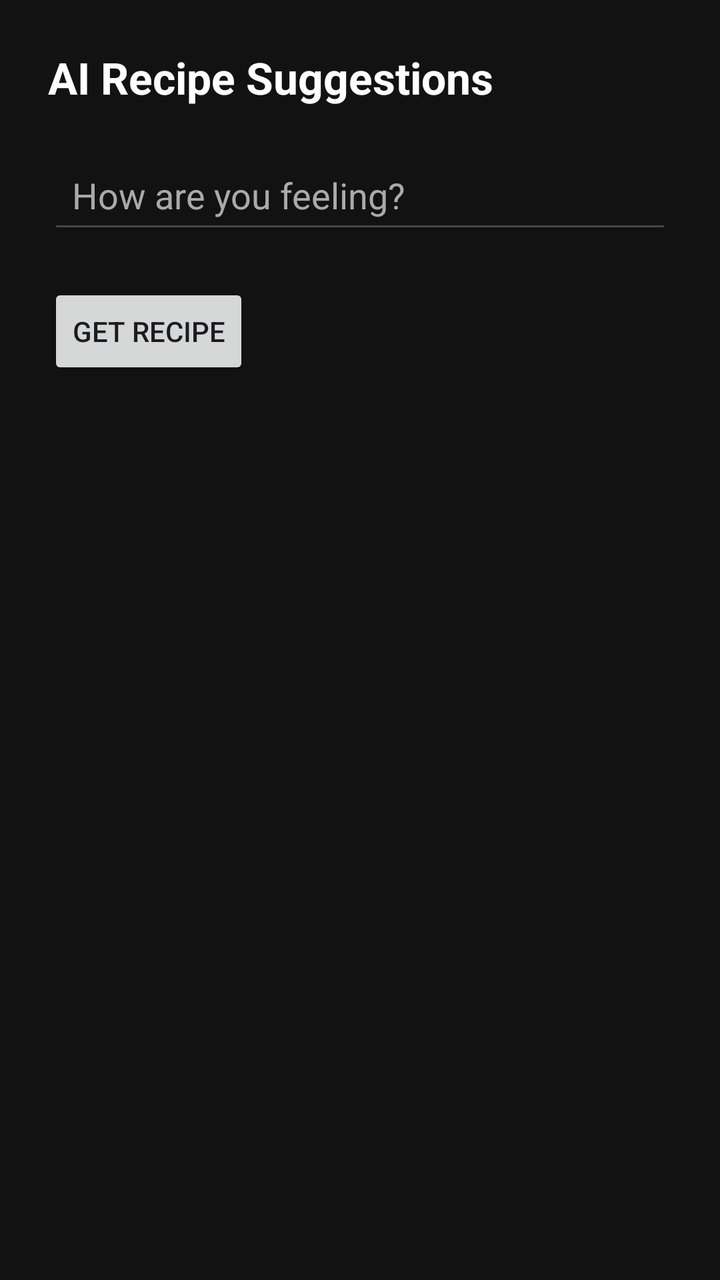
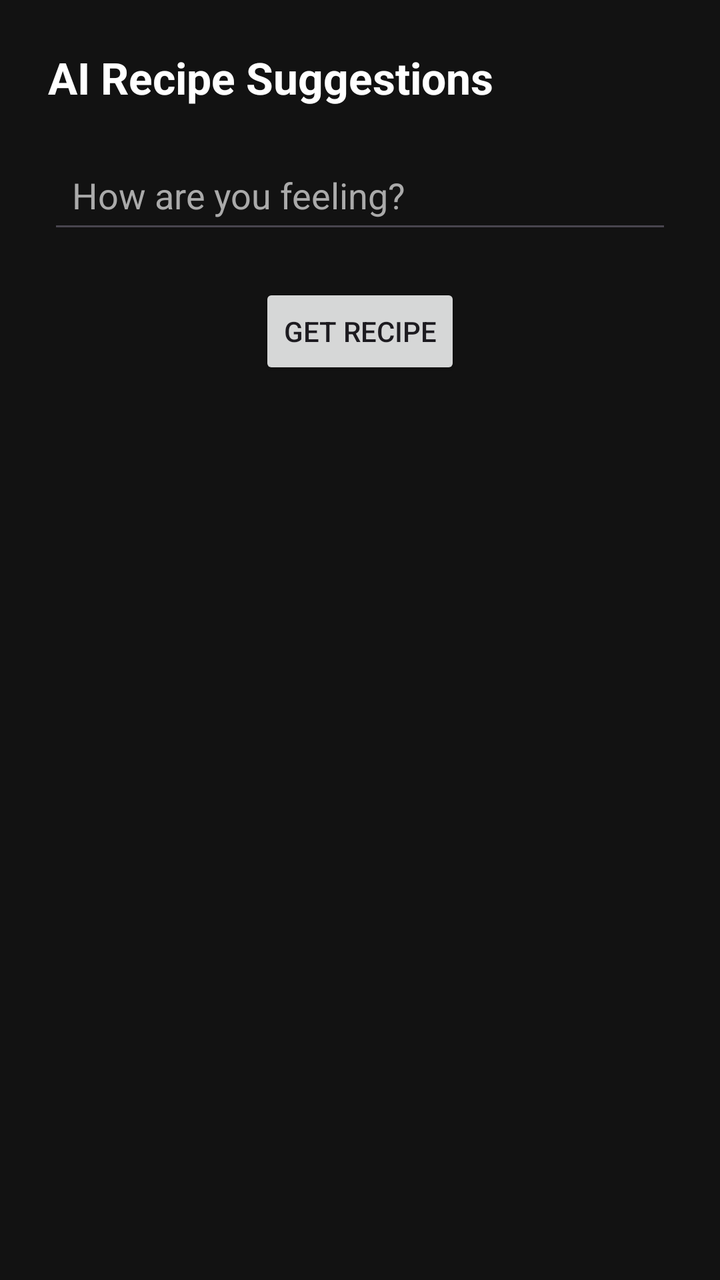

An Android layout rendered at two revisions. The XML below is the earlier revision; the diff shows what the commit changed to produce the second picture.
<!-- AndroidManifest.xml: application theme Theme.PantryPal -->
<!-- res/layout/activity_recipe_suggestion.xml -->
<?xml version="1.0" encoding="utf-8"?>
<LinearLayout xmlns:android="http://schemas.android.com/apk/res/android"
    android:orientation="vertical"
    android:padding="24dp"
    android:background="#121212"
    android:layout_width="match_parent"
    android:layout_height="match_parent">

    <TextView
        android:text="@string/ai_recipe_title"
        android:textSize="22sp"
        android:textColor="@android:color/white"
        android:textStyle="bold"
        android:layout_marginBottom="20dp"
        android:layout_width="wrap_content"
        android:layout_height="wrap_content"/>

    <EditText
        android:id="@+id/etMood"
        android:hint="@string/ai_recipe_hint"
        android:inputType="text"
        android:minHeight="48dp"
        android:padding="12dp"
        android:textColor="@android:color/white"
        android:textColorHint="#AAAAAA"
        android:layout_width="match_parent"
        android:layout_height="wrap_content"/>

    <Button
        android:id="@+id/btnGetRecipe"
        android:text="@string/ai_get_recipe"
        android:layout_marginTop="20dp"
        android:minHeight="48dp"
        android:layout_width="wrap_content"
        android:layout_height="wrap_content"/>

</LinearLayout>
<!-- resources referenced by this layout -->
<resources>
  <string name="ai_get_recipe">Get Recipe</string>
  <string name="ai_recipe_hint">How are you feeling?</string>
  <string name="ai_recipe_title">AI Recipe Suggestions</string>
  <style name="Theme.PantryPal" parent="Base.Theme.PantryPal" />
  <style name="Base.Theme.PantryPal" parent="Theme.Material3.DayNight.NoActionBar">
          
          
      </style>
</resources>

<!-- the commit's change to res/layout/activity_recipe_suggestion.xml (unified diff, before → after) -->
@@ -1,37 +1,117 @@
 <?xml version="1.0" encoding="utf-8"?>
-<LinearLayout xmlns:android="http://schemas.android.com/apk/res/android"
-    android:orientation="vertical"
-    android:padding="24dp"
-    android:background="#121212"
+<ScrollView xmlns:android="http://schemas.android.com/apk/res/android"
     android:layout_width="match_parent"
-    android:layout_height="match_parent">
+    android:layout_height="match_parent"
+    android:background="#121212">
 
-    <TextView
-        android:text="@string/ai_recipe_title"
-        android:textSize="22sp"
-        android:textColor="@android:color/white"
-        android:textStyle="bold"
-        android:layout_marginBottom="20dp"
-        android:layout_width="wrap_content"
-        android:layout_height="wrap_content"/>
+    <LinearLayout
+        android:orientation="vertical"
+        android:padding="24dp"
+        android:layout_width="match_parent"
+        android:layout_height="wrap_content">
 
-    <EditText
-        android:id="@+id/etMood"
-        android:hint="@string/ai_recipe_hint"
-        android:inputType="text"
-        android:minHeight="48dp"
-        android:padding="12dp"
-        android:textColor="@android:color/white"
-        android:textColorHint="#AAAAAA"
-        android:layout_width="match_parent"
-        android:layout_height="wrap_content"/>
+        
+        <TextView
+            android:text="@string/ai_recipe_title"
+            android:textSize="22sp"
+            android:textColor="@android:color/white"
+            android:textStyle="bold"
+            android:layout_marginBottom="20dp"
+            android:layout_width="wrap_content"
+            android:layout_height="wrap_content"/>
 
-    <Button
-        android:id="@+id/btnGetRecipe"
-        android:text="@string/ai_get_recipe"
-        android:layout_marginTop="20dp"
-        android:minHeight="48dp"
-        android:layout_width="wrap_content"
-        android:layout_height="wrap_content"/>
+        
+        <EditText
+            android:id="@+id/etMood"
+            android:hint="@string/ai_recipe_hint"
+            android:inputType="text"
+            android:minHeight="48dp"
+            android:padding="12dp"
+            android:textColor="@android:color/white"
+            android:textColorHint="#AAAAAA"
+            android:layout_width="match_parent"
+            android:layout_height="wrap_content"/>
 
-</LinearLayout>
+        
+        <Button
+            android:id="@+id/btnGetRecipe"
+            android:text="@string/ai_get_recipe"
+            android:layout_marginTop="20dp"
+            android:minHeight="48dp"
+            android:layout_gravity="center"
+            android:layout_width="wrap_content"
+            android:layout_height="wrap_content"/>
+
+        
+        <ProgressBar
+            android:id="@+id/progressBar"
+            android:layout_marginTop="16dp"
+            android:layout_gravity="center"
+            android:visibility="gone"
+            android:layout_width="wrap_content"
+            android:layout_height="wrap_content"/>
+
+        
+        <TextView
+            android:id="@+id/tvDishName"
+            android:layout_marginTop="24dp"
+            android:textColor="@android:color/white"
+            android:textSize="18sp"
+            android:textStyle="bold"
+            android:visibility="gone"
+            android:layout_width="match_parent"
+            android:layout_height="wrap_content"/>
+
+        
+        <TextView
+            android:id="@+id/tvRecipeResult"
+            android:layout_marginTop="12dp"
+            android:textColor="@android:color/white"
+            android:textSize="15sp"
+            android:lineSpacingExtra="6dp"
+            android:visibility="gone"
+            android:layout_width="match_parent"
+            android:layout_height="wrap_content"/>
+
+        
+        <Button
+            android:id="@+id/btnWatchVideo"
+            android:text="▶ Watch Recipe Video"
+            android:layout_marginTop="16dp"
+            android:layout_gravity="center"
+            android:visibility="gone"
+            android:layout_width="wrap_content"
+            android:layout_height="wrap_content"/>
+
+        
+        <Button
+            android:id="@+id/btnShareRecipe"
+            android:text="📤 Share Recipe"
+            android:layout_marginTop="10dp"
+            android:layout_gravity="center"
+            android:visibility="gone"
+            android:layout_width="wrap_content"
+            android:layout_height="wrap_content"/>
+
+        
+        <Button
+            android:id="@+id/btnSaveRecipe"
+            android:text="❤️ Save Recipe"
+            android:layout_marginTop="10dp"
+            android:layout_gravity="center"
+            android:visibility="gone"
+            android:layout_width="wrap_content"
+            android:layout_height="wrap_content"/>
+
+        
+        <Button
+            android:id="@+id/btnViewSavedRecipes"
+            android:text="📂 View Saved Recipes"
+            android:layout_marginTop="10dp"
+            android:layout_gravity="center"
+            android:visibility="gone"
+            android:layout_width="wrap_content"
+            android:layout_height="wrap_content"/>
+
+    </LinearLayout>
+</ScrollView>
